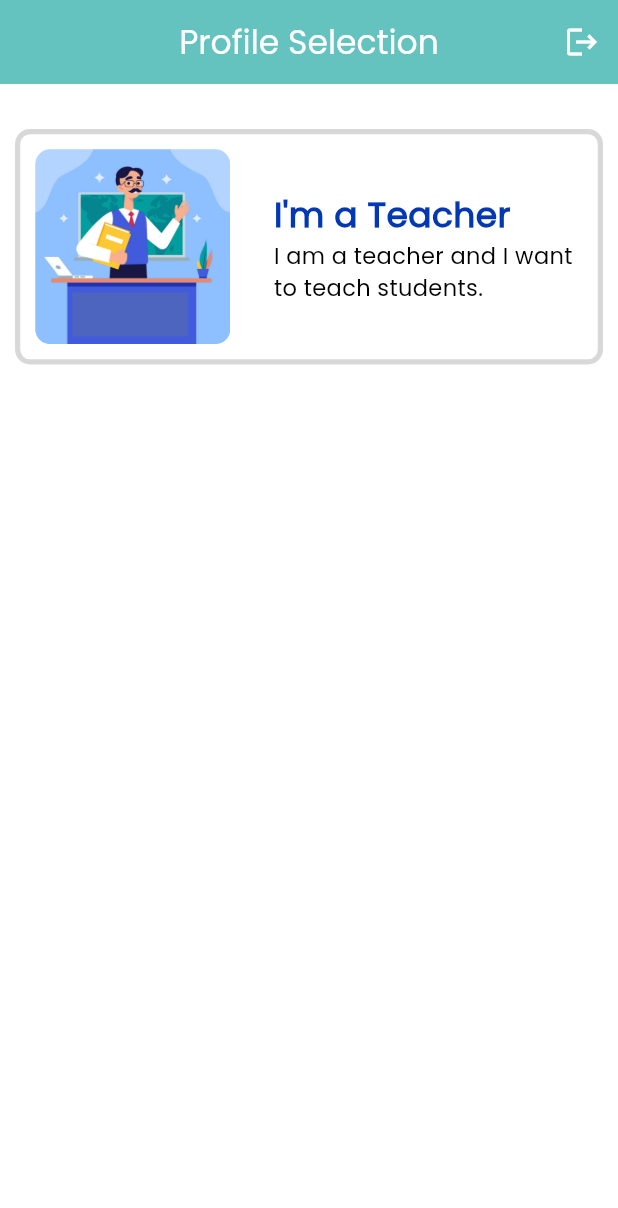
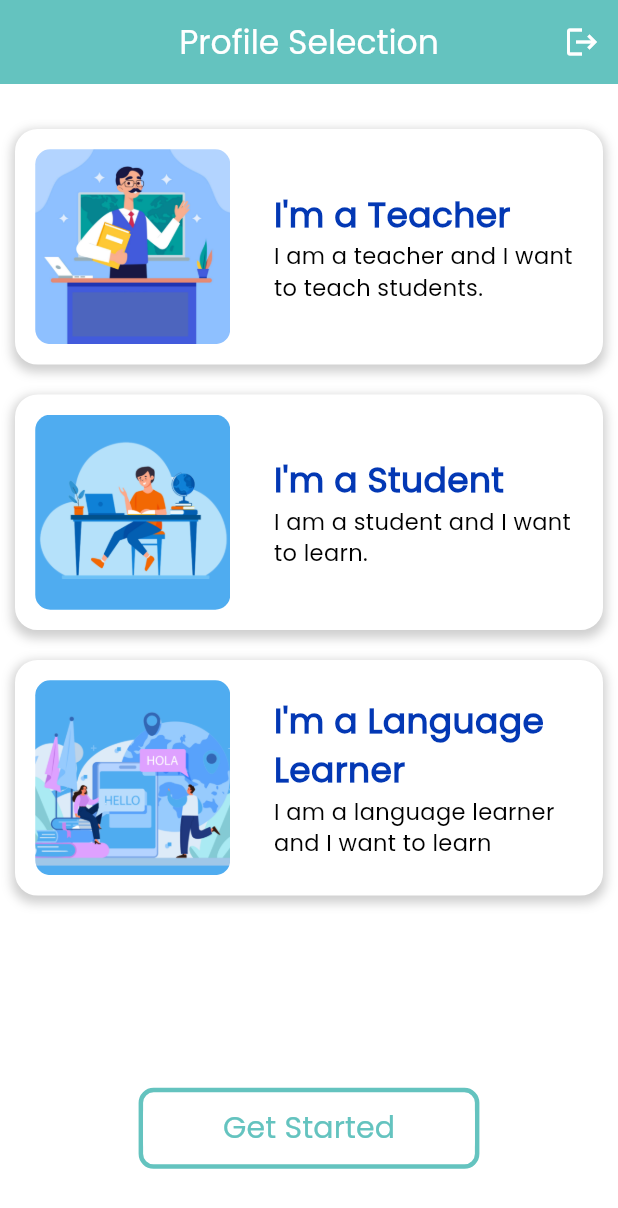
Before and after one commit to SauravHaldar04/Dhairya, a Flutter app: the HomePage screen opened directly, on a phone screen of 412 x 824 dp. Shown: the top 1208 px of the screen. Run offline on Flutter 3.47's test engine with Material 3 defaults, Android fonts, the phone set to English and light mode, and no system bars; our stand-ins replace cloud_firestore, file_picker, firebase_auth, firebase_core, flutter_bloc, fpdart and 3 more; accounts and stored records are empty.

Commit message:
Profile Selection Page UI Completed

```diff
--- /dev/null
+++ b/lib/core/widgets/project_button.dart
@@ -0,0 +1,44 @@
+import 'package:aparna_education/core/theme/app_pallete.dart';
+import 'package:flutter/material.dart';
+
+class ProjectButton extends StatelessWidget {
+  final String text;
+  final VoidCallback? onPressed;
+  final bool isLoading;
+  final bool isInverted;
+  const ProjectButton(
+      {super.key,
+      required this.text,
+      required this.onPressed,
+      this.isLoading = false,
+      this.isInverted = false});
+
+  @override
+  Widget build(BuildContext context) {
+    return Container(
+      margin: const EdgeInsets.all(0),
+      padding: const EdgeInsets.all(0),
+      decoration: BoxDecoration(
+          color: isInverted ? Pallete.whiteColor : Pallete.primaryColor,
+          border: Border.all(color: Pallete.primaryColor, width: 3),
+          borderRadius: BorderRadius.circular(10)),
+      child: ElevatedButton(
+          style: ElevatedButton.styleFrom(
+            elevation: 0,
+            backgroundColor:
+                isInverted ? Pallete.whiteColor : Pallete.primaryColor,
+            foregroundColor:
+                isInverted ? Pallete.primaryColor : Pallete.whiteColor,
+            minimumSize: Size(200, 38),
+            shape: RoundedRectangleBorder(
+              borderRadius: BorderRadius.circular(10),
+            ),
+          ),
+          onPressed: onPressed,
+          child: Text(
+            text,
+            style: TextStyle(fontSize: 20, fontWeight: FontWeight.normal),
+          )),
+    );
+  }
+}
--- a/lib/features/profile/presentation/pages/profile_selection_page.dart
+++ b/lib/features/profile/presentation/pages/profile_selection_page.dart
@@ -1,3 +1,4 @@
+import 'package:aparna_education/core/widgets/project_button.dart';
 import 'package:aparna_education/features/auth/presentation/pages/landing_page.dart';
 import 'package:aparna_education/features/profile/presentation/widgets/profile_type_widget.dart';
 import 'package:firebase_auth/firebase_auth.dart';
@@ -14,6 +15,9 @@ class HomePage extends StatefulWidget {
 }
 
 class _HomePageState extends State<HomePage> {
+  bool teacherIsSelected = false;
+  bool studentIsSelected = false;
+  bool languageLearnerIsSelected = false;
   @override
   Widget build(BuildContext context) {
     return Scaffold(
@@ -35,10 +39,93 @@ class _HomePageState extends State<HomePage> {
       body: SingleChildScrollView(
         child: Padding(
           padding: const EdgeInsets.all(10.0),
-          child: Column(
+          child: Stack(
             children: [
-              const SizedBox(height: 20),
-              const ProfileTypeWidget(),
+              SizedBox(
+                height: MediaQuery.of(context).size.height,
+                child: Column(
+                  children: [
+                    const SizedBox(height: 20),
+                    GestureDetector(
+                      onTap: () {
+                        if (teacherIsSelected) {
+                          setState(() {
+                            teacherIsSelected = false;
+                          });
+                          return;
+                        }
+                        setState(() {
+                          teacherIsSelected = true;
+                          studentIsSelected = false;
+                          languageLearnerIsSelected = false;
+                        });
+                      },
+                      child: ProfileTypeWidget(
+                        isSelected: teacherIsSelected,
+                        profileType: ProfileType.teacher,
+                        imageUrl: 'assets/images/teacher.png',
+                      ),
+                    ),
+                    const SizedBox(height: 20),
+                    GestureDetector(
+                      onTap: () {
+                        if (studentIsSelected) {
+                          setState(() {
+                            studentIsSelected = false;
+                          });
+                          return;
+                        }
+                        setState(() {
+                          studentIsSelected = true;
+                          teacherIsSelected = false;
+                          languageLearnerIsSelected = false;
+                        });
+                      },
+                      child: ProfileTypeWidget(
+                        isSelected: studentIsSelected,
+                        profileType: ProfileType.student,
+                        imageUrl: 'assets/images/student.png',
+                      ),
+                    ),
+                    const SizedBox(height: 20),
+                    GestureDetector(
+                      onTap: () {
+                        if (languageLearnerIsSelected) {
+                          setState(() {
+                            languageLearnerIsSelected = false;
+                          });
+                          return;
+                        }
+                        setState(() {
+                          languageLearnerIsSelected = true;
+                          teacherIsSelected = false;
+                          studentIsSelected = false;
+                        });
+                      },
+                      child: ProfileTypeWidget(
+                        isSelected: languageLearnerIsSelected,
+                        profileType: ProfileType.languagelearner,
+                        imageUrl: 'assets/images/learner.png',
+                      ),
+                    ),
+                  ],
+                ),
+              ),
+              Positioned(
+                  top: MediaQuery.of(context).size.height * 0.8,
+                  left: MediaQuery.of(context).size.width * 0.2,
+                  right: MediaQuery.of(context).size.width * 0.2,
+                  child: ProjectButton(
+                      text: "Get Started",
+                      onPressed: !teacherIsSelected &&
+                              !studentIsSelected &&
+                              !languageLearnerIsSelected
+                          ? () {}:(){},
+                      isInverted: !teacherIsSelected &&
+                              !studentIsSelected &&
+                              !languageLearnerIsSelected
+                          ? true
+                          : false)),
             ],
           ),
         ),
--- a/lib/features/profile/presentation/widgets/profile_type_widget.dart
+++ b/lib/features/profile/presentation/widgets/profile_type_widget.dart
@@ -4,7 +4,14 @@ import 'package:flutter/material.dart';
 import 'package:flutter/widgets.dart';
 
 class ProfileTypeWidget extends StatefulWidget {
-  const ProfileTypeWidget({super.key});
+  final bool isSelected;
+  final ProfileType profileType;
+  final String imageUrl;
+  const ProfileTypeWidget(
+      {super.key,
+      required this.profileType,
+      required this.imageUrl,
+      required this.isSelected});
 
   @override
   State<ProfileTypeWidget> createState() => _ProfileTypeWidgetState();
@@ -19,8 +26,21 @@ class _ProfileTypeWidgetState extends State<ProfileTypeWidget> {
       padding: const EdgeInsets.all(10),
       width: double.infinity,
       decoration: BoxDecoration(
-        border: Border.all(color: Pallete.inactiveColor, width: 3.5),
-        borderRadius: BorderRadius.circular(10),
+        color: Colors.white,
+        shape: BoxShape.rectangle,
+        border: Border.all(
+            color:
+                widget.isSelected ? Pallete.primaryColor : Pallete.whiteColor,
+            width: 3.5),
+        borderRadius: BorderRadius.circular(15),
+        boxShadow: [
+          BoxShadow(
+            color: Colors.grey.withOpacity(0.5),
+            spreadRadius: 2,
+            blurRadius: 5,
+            offset: Offset(0, 3), // changes the position of the shadow
+          ),
+        ],
       ),
       child: Row(
         mainAxisAlignment: MainAxisAlignment.spaceBetween,
@@ -28,7 +48,7 @@ class _ProfileTypeWidgetState extends State<ProfileTypeWidget> {
           ClipRRect(
             borderRadius: BorderRadius.circular(10),
             child: Image(
-              image: AssetImage('assets/images/teacher.png'),
+              image: AssetImage(widget.imageUrl),
               height: 130,
               width: 130,
               fit: BoxFit.cover,
@@ -37,19 +57,31 @@ class _ProfileTypeWidgetState extends State<ProfileTypeWidget> {
           Column(
             crossAxisAlignment: CrossAxisAlignment.start,
             children: [
-              const Text(
-                'I\'m a Teacher',
-                style: TextStyle(
-                  fontSize: 23,
-                  fontWeight: FontWeight.bold,
-                  color: Pallete.secondaryColor,
+              SizedBox(
+                width: MediaQuery.of(context).size.width * 0.5,
+                child: Text(
+                  widget.profileType == ProfileType.teacher
+                      ? 'I\'m a Teacher'
+                      : widget.profileType == ProfileType.student
+                          ? 'I\'m a Student'
+                          : 'I\'m a Language Learner',
+                  style: const TextStyle(
+                    fontSize: 23,
+                    fontWeight: FontWeight.bold,
+                    color: Pallete.secondaryColor,
+                  ),
                 ),
               ),
               SizedBox(
                 width: MediaQuery.of(context).size.width * 0.5,
-                child: const Text(
-                  'I am a teacher and I want to teach students.',
-                  style: TextStyle(
+                child: Text(
+                  widget.profileType == ProfileType.teacher
+                      ? 'I am a teacher and I want to teach students.'
+                      : widget.profileType == ProfileType.student
+                          ? 'I am a student and I want to learn.'
+                          : 'I am a language learner and I want to learn languages.',
+                  maxLines: 2,
+                  style: const TextStyle(
                     fontSize: 15,
                     color: Colors.black,
                   ),
--- a/pubspec.yaml
+++ b/pubspec.yaml
@@ -74,6 +74,8 @@ flutter:
     - assets/images/authBgImage.png
     - assets/images/Illustration.png
     - assets/images/teacher.png
+    - assets/images/student.png
+    - assets/images/learner.png
   #   - images/a_dot_ham.jpeg
 
   # An image asset can refer to one or more resolution-specific "variants", see
```
Also changed, not shown: assets/images/learner.png (added), assets/images/student.png (added).
